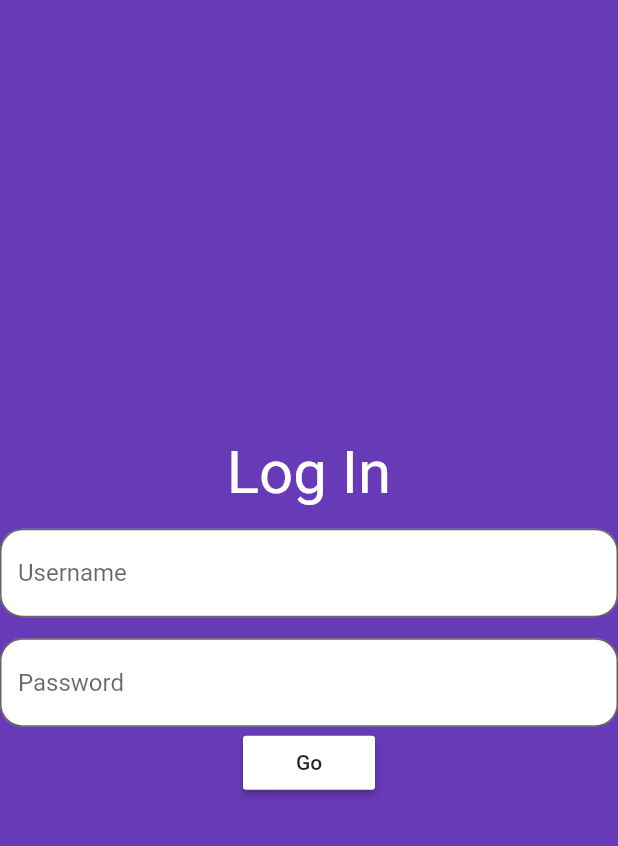
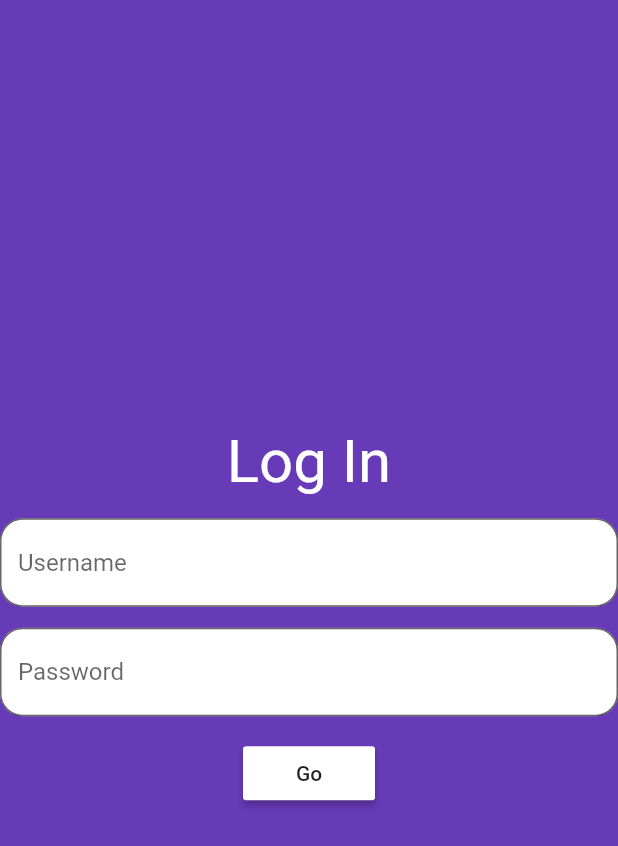
Before and after one commit to acm-projects/roomie-match, a Flutter app: the screen it shows after launch, on a phone screen of 412 x 824 dp. Shown: the top 846 px of the screen. Run offline on Flutter 3.47's test engine with Material 2 defaults, Android fonts, the phone set to English and light mode, and no system bars.

Commit message:
Renamed LogInPage to LogInScreen and added padding between password input and go button

```diff
--- a/src/roommate_app/lib/log_in_screen.dart
+++ b/src/roommate_app/lib/log_in_screen.dart
@@ -1,7 +1,7 @@
 import "package:flutter/material.dart";
 
 //LogInPage contains all of the UI and functionality for the main landing page that requires users to log in
-class LogInPage extends StatelessWidget {
+class LogInScreen extends StatelessWidget {
   static const Color _FOREGROUND_WIDGET_COLOR = Colors.white;     //The color for foreground widgets such as TextField
   static const Color _BACKGROUND_COLOR = Colors.deepPurple;       //The color of the scaffold background
   static const double _WIDGET_PADDING = 7.0;                      //The padding size between foreground widgets
@@ -59,6 +59,9 @@ class LogInPage extends StatelessWidget {
                 ),
               ),
             ),
+            Padding(
+              padding: EdgeInsets.all(_WIDGET_PADDING),
+            ),
             //The main button that initiates the user authorization process
             RaisedButton(
               child: Text("Go"),
--- a/src/roommate_app/lib/main.dart
+++ b/src/roommate_app/lib/main.dart
@@ -13,7 +13,7 @@ class RoommateApp extends StatelessWidget {
         primaryColor: Colors.deepPurpleAccent,
       ),
       home:
-          LogInPage(), //The main landing page will be the log in page; if already logged in, the user will be directed to the dashboard
+          LogInScreen(), //The main landing page will be the log in page; if already logged in, the user will be directed to the dashboard
     );
   }
 }
```
